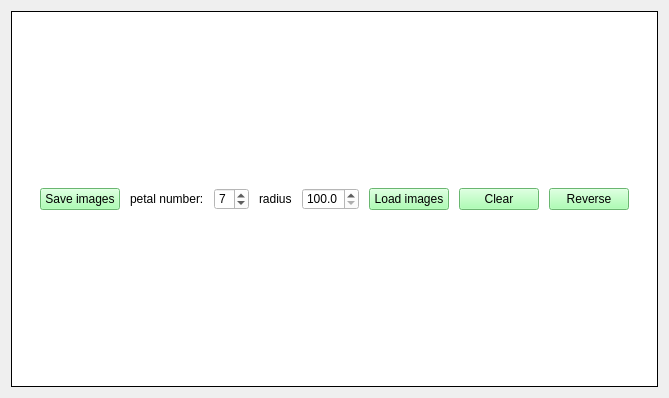
First picture: the form in forms/MainWindow.ui, repository czimbortibor/Large-annotated-image-collection-management, before the edit.
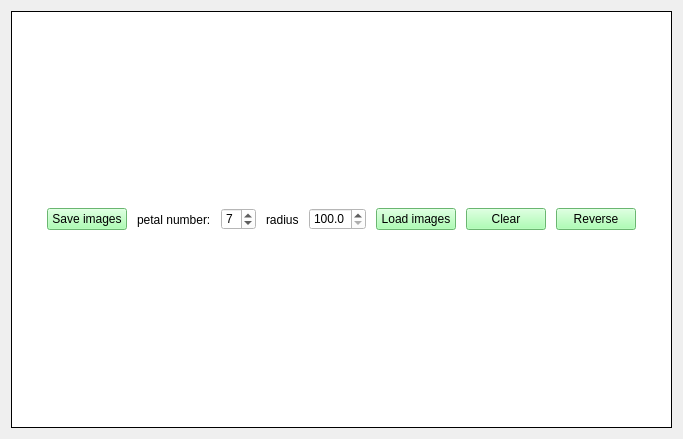
Second picture: the form after the edit.

```diff
--- a/forms/MainWindow.ui
+++ b/forms/MainWindow.ui
@@ -6,8 +6,8 @@
    <rect>
     <x>0</x>
     <y>0</y>
-    <width>669</width>
-    <height>398</height>
+    <width>683</width>
+    <height>439</height>
    </rect>
   </property>
   <property name="windowTitle">
```
